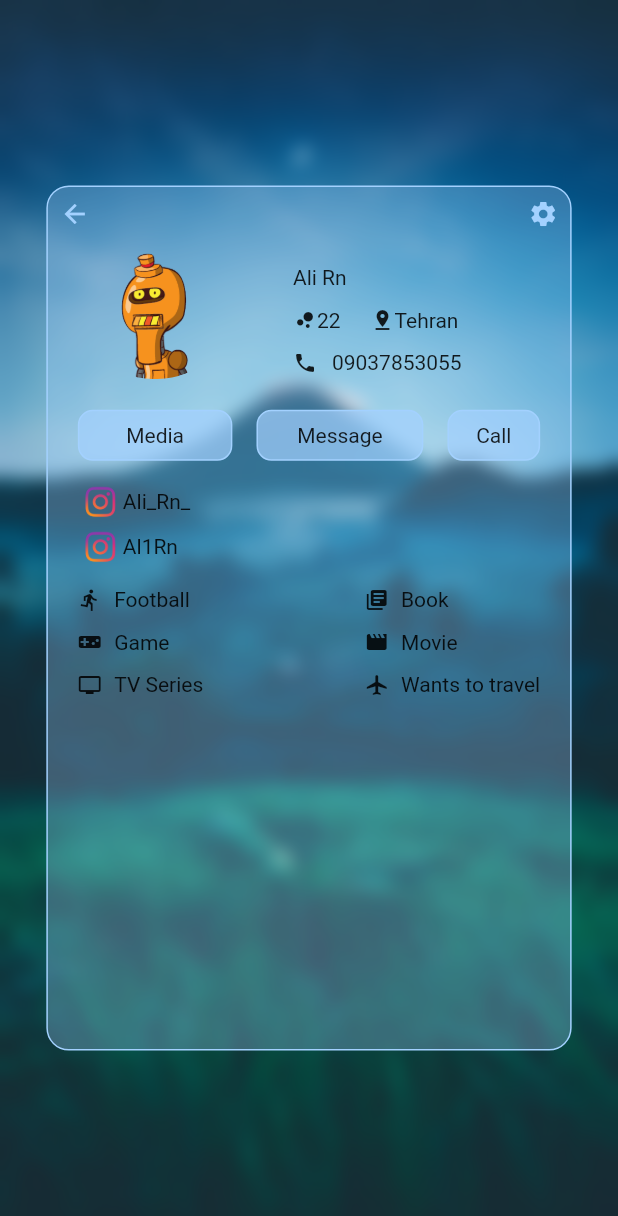
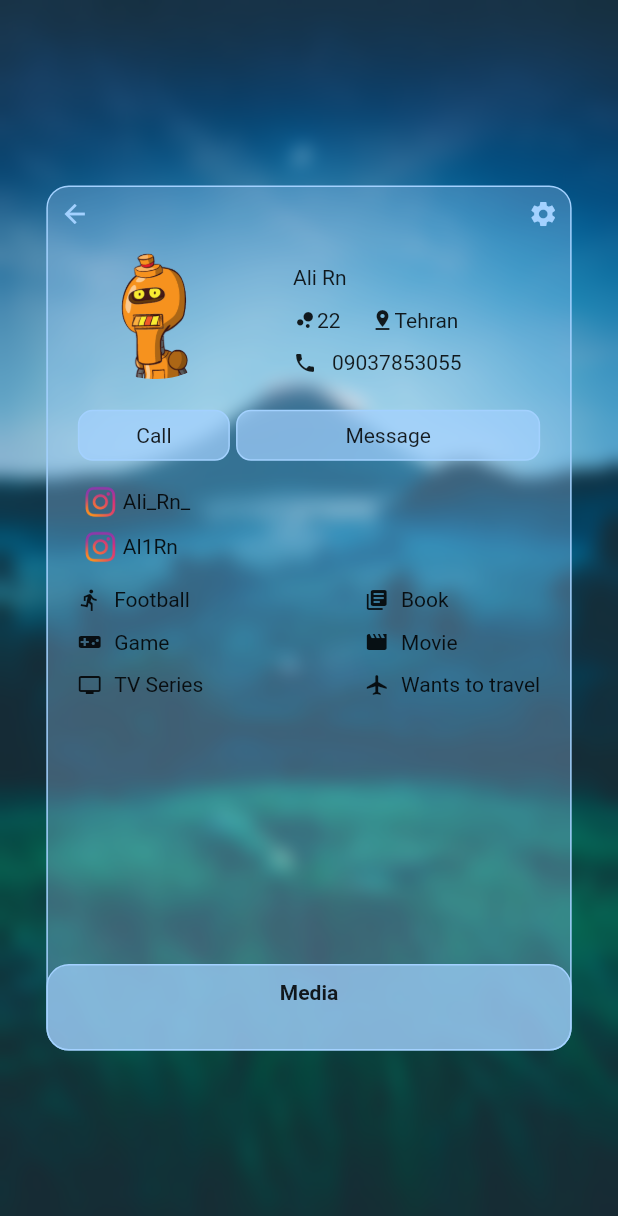
Before and after one commit to AliRn76/UniChat, a Flutter app: the ChatScreen screen opened directly, after a tap on "Farhad Farhad Farhad Farhad Farhad Farha", on a phone screen of 412 x 824 dp. Shown: the top 1216 px of the screen. Run offline on Flutter 3.47's test engine with Material 2 defaults, Android fonts, the phone set to English and light mode, and no system bars; our stand-ins replace clay_containers, connectivity, fancy_bottom_navigation, flutter_spinkit, font_awesome_flutter, sqflite; missing offline and left inert: country_pickers, flutter_circle_color_picker, invert_colors, popup_menu; accounts and stored records are empty.

Commit message:
Profile Media ADD shod + little improve other pages

```diff
--- a/application/unichat/lib/screens/contact_profile_screen.dart
+++ b/application/unichat/lib/screens/contact_profile_screen.dart
@@ -3,6 +3,7 @@ import 'dart:ui';
 
 import 'package:invert_colors/invert_colors.dart';
 import 'package:unichat/screens/pv_chat_screen.dart';
+import 'package:unichat/utils/contact_profile.dart';
 
 class ContactProfile extends StatefulWidget {
   @override
@@ -115,12 +116,17 @@ class _ContactProfileState extends State<ContactProfile> {
                             Row(
                               mainAxisAlignment: MainAxisAlignment.spaceBetween,
                               children: [
-                                GestureDetector(
+                                Flexible(
+                                  flex: 1,
+                                  child: InkWell(
                                     onTap: (){
-                                    print("Watch Media");
+                                      Navigator.pop(context);
+                                      Navigator.pushReplacement(
+                                        context,
+                                        MaterialPageRoute(builder:  (context) => ChatScreen()),
+                                      );
                                     },
                                     child: Container(
-                                    width: size.width * 0.25,
                                       padding: EdgeInsets.all(8.0),
                                       decoration: BoxDecoration(
                                         color: customColor.withOpacity(0.7),
@@ -132,22 +138,20 @@ class _ContactProfileState extends State<ContactProfile> {
                                       ),
                                       child: Center(
                                         child: Text(
-                                          "Media"
+                                            "Call"
                                         ),
                                       ),
                                     ),
                                   ),
-                                GestureDetector(
+                                ),
+                                SizedBox(width: size.width * 0.01),
+                                Flexible(
+                                  flex: 2,
+                                  child: InkWell(
                                     onTap: (){
-                                    Navigator.pop(context);
-                                    Navigator.pushReplacement(
-                                      context,
-                                      MaterialPageRoute(builder:  (context) => ChatScreen()),
-                                    );
+                                      print("Call him");
                                     },
                                     child: Container(
-                                    width: size.width * 0.27,
-//                                    width: size.width * 0.45,
                                       padding: EdgeInsets.all(8.0),
                                       decoration: BoxDecoration(
                                         color: customColor.withOpacity(0.7),
@@ -162,23 +166,6 @@ class _ContactProfileState extends State<ContactProfile> {
                                             "Message"
                                         ),
                                       ),
-                                  ),
-
-                                ),
-                                Container(
-                                  width: size.width * 0.15,
-                                  padding: EdgeInsets.all(8.0),
-                                  decoration: BoxDecoration(
-                                    color: customColor.withOpacity(0.7),
-                                    borderRadius: BorderRadius.circular(10.0),
-                                    border: Border.all(
-                                        color: customColor.withOpacity(1.0),
-                                        width: 1.0
-                                    ),
-                                  ),
-                                  child: Center(
-                                    child: Text(
-                                        "Call"
                                     ),
                                   ),
                                 ),
@@ -286,9 +273,16 @@ class _ContactProfileState extends State<ContactProfile> {
                               ],
                             ),
                             SizedBox(height: size.width * 0.05),
+
                           ],
                         ),
                       ),
+                    ),
+                    Container(
+                      width: size.width * 0.85,
+                      height: size.height * 0.70,
+//                      margin: EdgeInsets.only(top: 20),
+                      child: ContactProfileUtils.contactProfileScrollMedia(context),
                     ),
                     Positioned(
                       top: -5.0,
--- a/application/unichat/lib/screens/home_profile_screen.dart
+++ b/application/unichat/lib/screens/home_profile_screen.dart
@@ -45,12 +45,22 @@ class _ProfileScreenState extends State<ProfileScreen> {
       child: BackdropFilter(
         filter: ImageFilter.blur(sigmaX: 6.0, sigmaY: 6.0),
         child: Center(
+          child: AnimatedSwitcher(
+//            duration: Duration(milliseconds: 0),
+            duration: Duration(milliseconds: 500),
+            transitionBuilder: (widget, animation) => ScaleTransition(
+              scale: animation,
+              child: widget,
+            ) ,
+            switchOutCurve: Curves.easeInOutCubic,
+//            switchOutCurve: Curves.fastLinearToSlowEaseIn,
             child: profileStateProvider.profileState.onEdit ? ProfileEdit()
                 : profileStateProvider.profileState.onSecurity ? ProfileSecurity()
                 : profileStateProvider.profileState.onSetting ? ProfileSetting()
                 : profileStateProvider.profileState.onAboutUs ? ProfileAboutUs()
                 : profileStateProvider.profileState.onContact ? ProfileContact()
                 : ProfileMain(),
+          ),
         ),
       ),
     );
--- a/application/unichat/lib/screens/pv_chat_screen.dart
+++ b/application/unichat/lib/screens/pv_chat_screen.dart
@@ -18,7 +18,7 @@ class _ChatScreenState extends State<ChatScreen> {
 
 //  PopupMenu screen;
 
-  Color textControllerBackgroundColor = Colors.white.withOpacity(0.4);
+  Color textControllerBackgroundColor = Colors.white.withOpacity(0.0);
   Color iconColor = Colors.black;
   bool condi = true;
   bool itHasLike = false;
@@ -155,7 +155,7 @@ class _ChatScreenState extends State<ChatScreen> {
                           onChanged: (text){
                             if(text == '')
                               setState(() => typed = false);
-                            else
+                            else if(typed == false)
                               setState(() => typed = true);
                             print(text);
                           },
@@ -319,8 +319,8 @@ class _ChatScreenState extends State<ChatScreen> {
         onDoubleTap: (){
           print("add like on it");
         },
-        child: index % 2 == 0 ? PvChatUtils.messageYou(context, false)
-            : PvChatUtils.messageYou(context, true),
+        child: index % 2 == 0 ? PvChatUtils.messageYou(context, false, setState)
+            : PvChatUtils.messageYou(context, true, setState),
       );
     }
     else{
--- /dev/null
+++ b/application/unichat/lib/utils/contact_profile.dart
@@ -0,0 +1,63 @@
+import 'package:flutter/material.dart';
+
+class ContactProfileUtils{
+
+  static contactProfileScrollMedia(BuildContext context){
+    Color customColor = Color(0xA3D1FF);
+    return DraggableScrollableSheet(
+      initialChildSize: 0.1,
+      minChildSize: 0.1,
+      builder: (BuildContext context, mediaScrollController) {
+        return Container(
+          decoration: BoxDecoration(
+              color: customColor.withOpacity(0.7),
+              borderRadius: BorderRadius.circular(15.0),
+              border: Border.all(
+                color: customColor.withOpacity(1.0),
+                width: 1.0,
+              )
+          ),
+          child: Column(
+            children: [
+              ListView(
+                padding: EdgeInsets.only(top: 10.0),
+                shrinkWrap: true,
+                controller: mediaScrollController,
+                children: [
+                  Center(
+                      child: Text(
+                        "Media",
+                        style: TextStyle(
+                            fontWeight: FontWeight.bold
+                        ),
+                      )
+                  ),
+                ],
+              ),
+              Expanded(
+                child: GridView.builder(
+                  controller: mediaScrollController,
+//                                    shrinkWrap: true,
+                  gridDelegate: SliverGridDelegateWithFixedCrossAxisCount(
+                    crossAxisCount: 2,
+                    crossAxisSpacing: 0.0,
+                    mainAxisSpacing: 0.0,
+                  ),
+                  itemCount: 25,
+                  itemBuilder: (BuildContext context, int index) {
+                    return Center(
+                      child: Text(
+                        'Picture $index',
+                        style: TextStyle(color: Colors.black54),
+                      ),
+                    );
+                  },
+                ),
+              ),
+            ],
+          ),
+        );
+      },
+    );
+  }
+}
--- a/application/unichat/lib/utils/pv_chat_utils.dart
+++ b/application/unichat/lib/utils/pv_chat_utils.dart
@@ -28,15 +28,18 @@ class PvChatUtils{
                       decoration: BoxDecoration(
                         borderRadius: BorderRadius.circular(15.0),
                         border: Border.all(
-                          color: seen ? Colors.greenAccent[400] : Colors.white.withOpacity(0.0),
+                          color: seen ? Colors.white.withOpacity(0.0)
+                              : Colors.greenAccent[400],
                           width: 0.5,
                         ),
                         color: Colors.greenAccent[100],
                           boxShadow: [
                             BoxShadow(
-                                offset: seen ? Offset(1.5, 1.5) : Offset(1.0, 1.0),
-                                blurRadius: seen ? 2.0 : 1.0,
-                                color: seen ? Colors.greenAccent[700] : Colors.grey[700]
+                                offset: seen ? Offset(0.5, 0.5)
+                                    : Offset(1.5, 1.5),
+                                blurRadius: seen ? 2.0 : 5.0,
+                                color: seen ? Colors.grey[700].withOpacity(0.0)
+                                    : Colors.greenAccent[700],
                             ),
                           ]
                       ),
@@ -63,7 +66,7 @@ class PvChatUtils{
                     right: 15,
                     child:  ClayText(
                       "00:00",
-                      emboss: seen ? false : true,
+                      emboss: seen ? true : false,
                       size: 11.0,
                       depth: 100,
                     ),
@@ -76,7 +79,7 @@ class PvChatUtils{
     );
   }
 
-  static messageYou(BuildContext context, bool liked){
+  static messageYou(BuildContext context, bool liked, StateSetter setState){
     return Stack(
       children: [
         Container(
```
Lines whose indentation alone changed are shown as unchanged.
